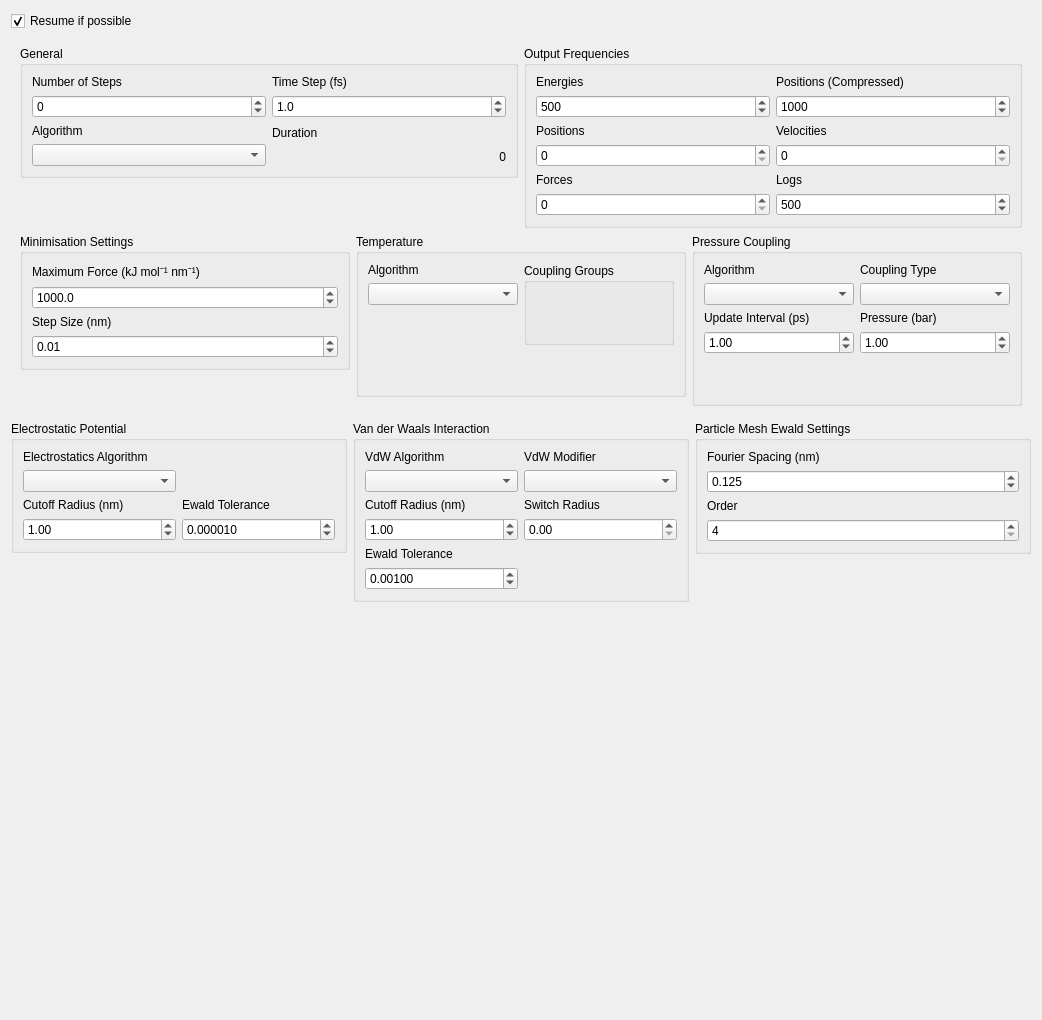
This is ui/simulationsetupform.ui in breuerss/gromacs-ui as Qt 5 draws it before an edit. The edited form follows.
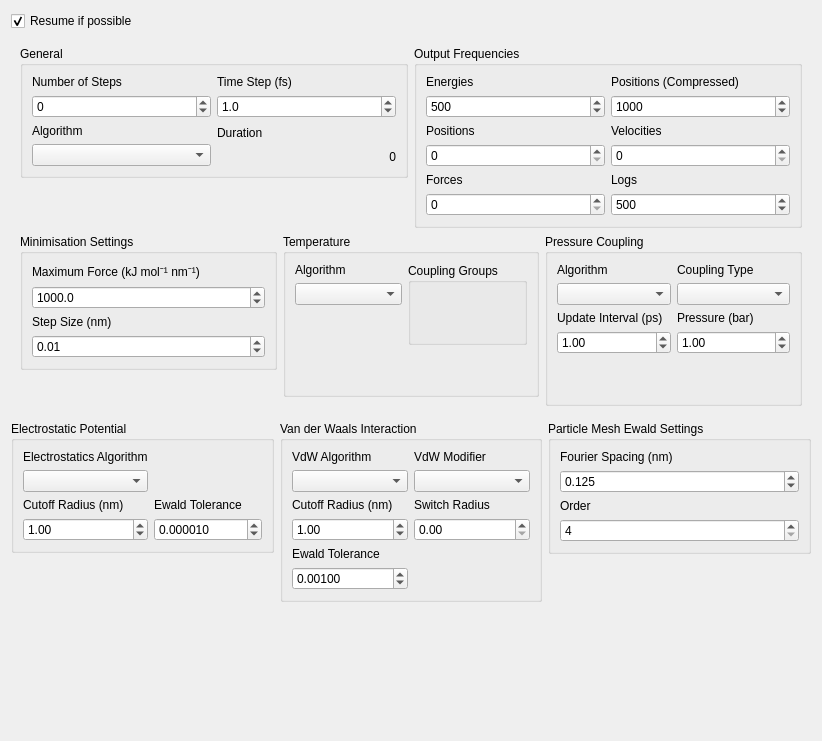
This is the edited form. Icons and pictures are not drawn.

The edit to the form file:
```diff
--- a/ui/simulationsetupform.ui
+++ b/ui/simulationsetupform.ui
@@ -6,8 +6,8 @@
    <rect>
     <x>0</x>
     <y>0</y>
-    <width>1042</width>
-    <height>1020</height>
+    <width>822</width>
+    <height>741</height>
    </rect>
   </property>
   <property name="windowTitle">
```
